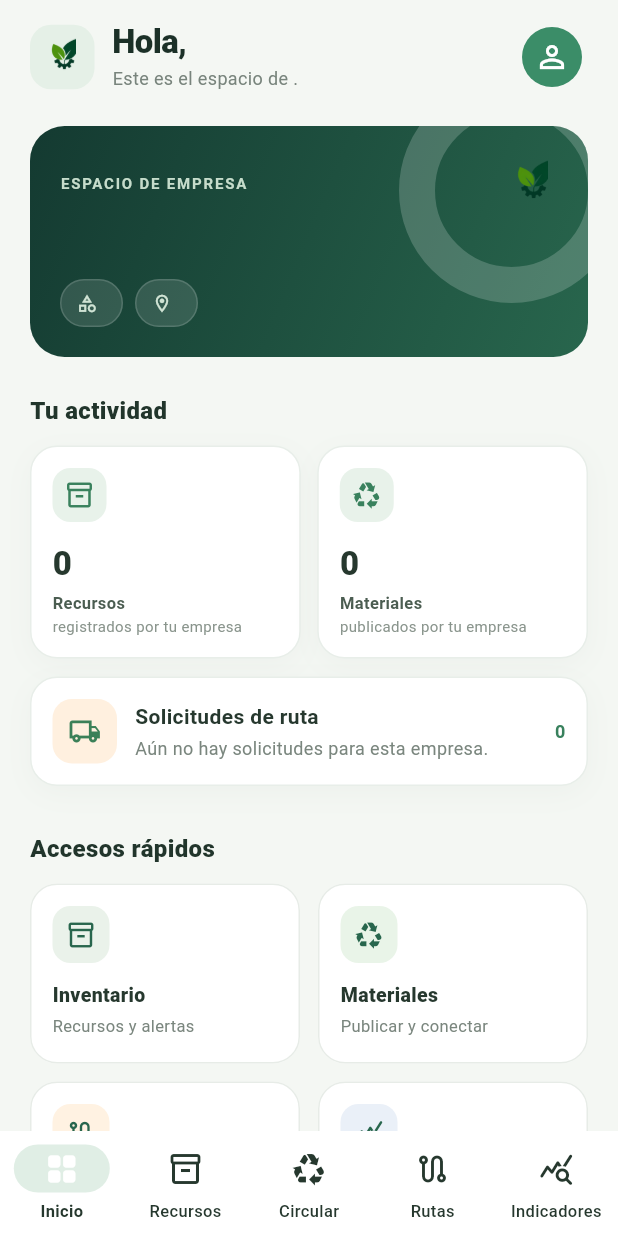
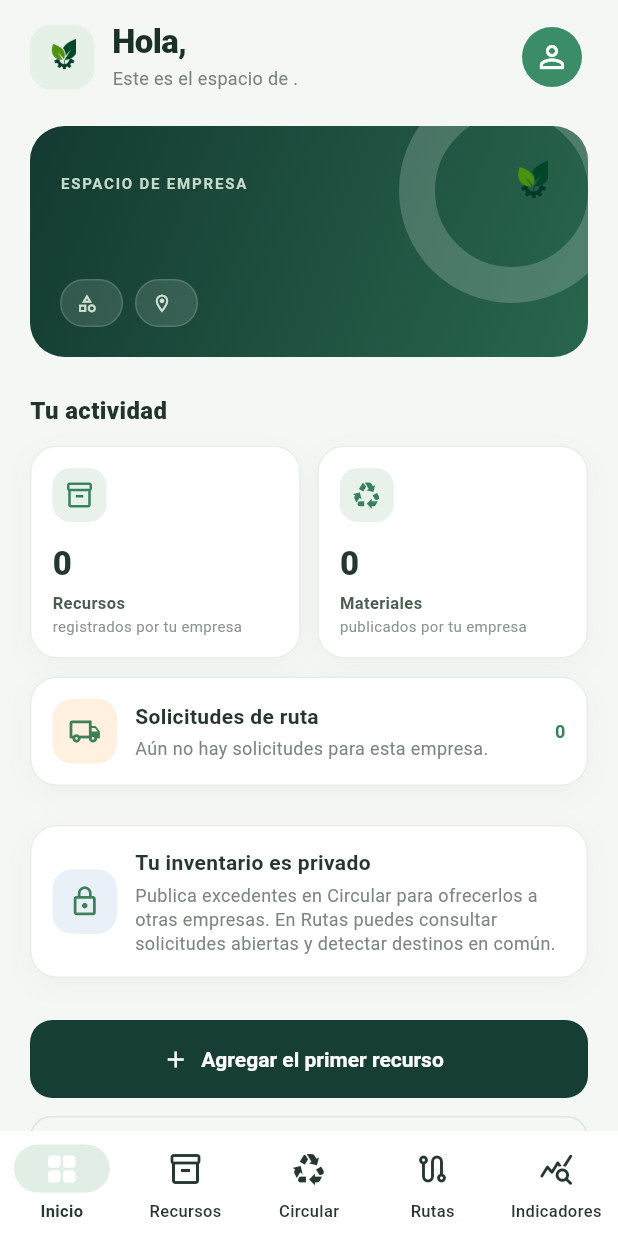
Before and after one commit to jmartinezsys/EcoLogiSmart, a Flutter app: the AppShell screen opened directly with empty values, on a phone screen of 412 x 824 dp. Run offline on Flutter 3.47's test engine with Material 3 defaults, Android fonts, the phone set to English and light mode, and no system bars; our stand-ins replace image_picker, shared_preferences, supabase_flutter; accounts and stored records are empty.

```diff
--- a/eco_logic_smart/lib/features/circular/circular_workspace_screen.dart
+++ b/eco_logic_smart/lib/features/circular/circular_workspace_screen.dart
@@ -3,6 +3,7 @@
 
 import '../../models/company_account.dart';
 import '../../models/operational_records.dart';
+import '../../services/backend_config.dart';
 import '../../services/workspace_repository.dart';
 import '../../shared/components.dart';
 
@@ -233,13 +234,26 @@
     );
     return PageFrame(
       title: 'Economía circular',
-      subtitle: 'Conecta materiales con nuevos usos.',
+      subtitle: 'Comparte excedentes y explora ofertas de otras empresas.',
       action: IconButton.filledTonal(
         tooltip: 'Publicar material',
         onPressed: _saving ? null : _publish,
         icon: const Icon(Icons.add),
       ),
       children: [
+        InfoCard(
+          icon: BackendConfig.isInitialized
+              ? Icons.cloud_done_outlined
+              : Icons.phone_android_outlined,
+          title: BackendConfig.isInitialized
+              ? 'Publicaciones visibles para empresas conectadas'
+              : 'Modo local de demostración',
+          subtitle: BackendConfig.isInitialized
+              ? 'El inventario sigue siendo privado. Solo compartes los materiales que publicas aquí.'
+              : 'Las publicaciones se guardan en este dispositivo. Para compartirlas entre teléfonos, conecta el proyecto a Supabase.',
+          color: const Color(0xFFEAF0F8),
+        ),
+        const SizedBox(height: 16),
         Container(
           padding: const EdgeInsets.all(18),
           decoration: BoxDecoration(
@@ -263,7 +277,7 @@
                     ),
                     SizedBox(height: 4),
                     Text(
-                      'Publica excedentes para que otros negocios puedan aprovecharlos.',
+                      'Solo las publicaciones de este espacio se ofrecen a otros negocios; tu inventario permanece privado.',
                       style: TextStyle(fontSize: 11, color: Color(0xFF597260)),
                     ),
                   ],
@@ -286,7 +300,7 @@
             const SizedBox(width: 12),
             Expanded(
               child: MetricTile(
-                label: 'Coincidencias',
+                label: 'Ofertas externas',
                 value:
                     '${_listings.where((item) => item.companyId != (widget.account.id.isNotEmpty ? widget.account.id : widget.account.email.toLowerCase())).length}',
                 icon: Icons.handshake_outlined,
--- a/eco_logic_smart/lib/features/dashboard/dashboard_screen.dart
+++ b/eco_logic_smart/lib/features/dashboard/dashboard_screen.dart
@@ -252,49 +252,14 @@
               : '$_routeCount',
           color: Color(0xFFFFF0DF),
         ),
-        const SizedBox(height: 20),
-        const SectionTitle('Accesos rápidos'),
-        LayoutBuilder(
-          builder: (context, constraints) {
-            final cardWidth = (constraints.maxWidth - 12) / 2;
-            return Wrap(
-              spacing: 12,
-              runSpacing: 12,
-              children: [
-                _QuickActionCard(
-                  width: cardWidth,
-                  icon: Icons.inventory_2_outlined,
-                  title: 'Inventario',
-                  subtitle: 'Recursos y alertas',
-                  onTap: () => widget.onNavigate(1),
-                ),
-                _QuickActionCard(
-                  width: cardWidth,
-                  icon: Icons.recycling_outlined,
-                  title: 'Materiales',
-                  subtitle: 'Publicar y conectar',
-                  color: const Color(0xFFE9F4E8),
-                  onTap: () => widget.onNavigate(2),
-                ),
-                _QuickActionCard(
-                  width: cardWidth,
-                  icon: Icons.route_outlined,
-                  title: 'Logística',
-                  subtitle: 'Solicitudes y rutas',
-                  color: const Color(0xFFFFF2E2),
-                  onTap: () => widget.onNavigate(3),
-                ),
-                _QuickActionCard(
-                  width: cardWidth,
-                  icon: Icons.query_stats_rounded,
-                  title: 'Indicadores',
-                  subtitle: 'Actividad de tu empresa',
-                  color: const Color(0xFFEAF0F8),
-                  onTap: () => widget.onNavigate(4),
-                ),
-              ],
-            );
-          },
+        const SizedBox(height: 16),
+        const InfoCard(
+          icon: Icons.lock_outline,
+          title: 'Tu inventario es privado',
+          subtitle:
+              'Publica excedentes en Circular para ofrecerlos a otras empresas. '
+              'En Rutas puedes consultar solicitudes abiertas y detectar destinos en común.',
+          color: Color(0xFFEAF0F8),
         ),
         if (!_loadingActivity &&
             _activityError == null &&
@@ -364,72 +329,3 @@
     ),
   );
 }
-
-class _QuickActionCard extends StatelessWidget {
-  const _QuickActionCard({
-    required this.width,
-    required this.icon,
-    required this.title,
-    required this.subtitle,
-    required this.onTap,
-    this.color = const Color(0xFFEAF2EA),
-  });
-
-  final double width;
-  final IconData icon;
-  final String title;
-  final String subtitle;
-  final VoidCallback onTap;
-  final Color color;
-
-  @override
-  Widget build(BuildContext context) => SizedBox(
-    width: width,
-    child: Material(
-      color: Colors.white,
-      borderRadius: BorderRadius.circular(18),
-      child: InkWell(
-        onTap: onTap,
-        borderRadius: BorderRadius.circular(18),
-        child: Container(
-          constraints: const BoxConstraints(minHeight: 120),
-          padding: const EdgeInsets.all(14),
-          decoration: BoxDecoration(
-            borderRadius: BorderRadius.circular(18),
-            border: Border.all(color: const Color(0xFFE7ECE7)),
-          ),
-          child: Column(
-            crossAxisAlignment: CrossAxisAlignment.start,
-            children: [
-              Container(
-                width: 38,
-                height: 38,
-                decoration: BoxDecoration(
-                  color: color,
-                  borderRadius: BorderRadius.circular(12),
-                ),
-                child: Icon(icon, color: const Color(0xFF28664D), size: 20),
-              ),
-              const SizedBox(height: 12),
-              Text(
-                title,
-                style: const TextStyle(
-                  color: Color(0xFF26382E),
-                  fontSize: 13,
-                  fontWeight: FontWeight.w800,
-                ),
-              ),
-              const SizedBox(height: 3),
-              Text(
-                subtitle,
-                maxLines: 1,
-                overflow: TextOverflow.ellipsis,
-                style: const TextStyle(color: Color(0xFF7A867E), fontSize: 11),
-              ),
-            ],
-          ),
-        ),
-      ),
-    ),
-  );
-}
--- a/eco_logic_smart/lib/features/logistics/logistics_workspace_screen.dart
+++ b/eco_logic_smart/lib/features/logistics/logistics_workspace_screen.dart
@@ -2,6 +2,7 @@
 
 import '../../models/company_account.dart';
 import '../../models/operational_records.dart';
+import '../../services/backend_config.dart';
 import '../../services/workspace_repository.dart';
 import '../../shared/components.dart';
 
@@ -165,6 +166,19 @@
         icon: const Icon(Icons.add_road),
       ),
       children: [
+        InfoCard(
+          icon: BackendConfig.isInitialized
+              ? Icons.cloud_done_outlined
+              : Icons.phone_android_outlined,
+          title: BackendConfig.isInitialized
+              ? 'Rutas abiertas compartidas en la red'
+              : 'Rutas en demostración local',
+          subtitle: BackendConfig.isInitialized
+              ? 'Las empresas conectadas pueden ver solicitudes abiertas y buscar destinos en común.'
+              : 'Estas solicitudes solo se comparten en este dispositivo. Para conectarlas entre empresas se necesita configurar Supabase.',
+          color: const Color(0xFFEAF0F8),
+        ),
+        const SizedBox(height: 16),
         Container(
           padding: const EdgeInsets.all(18),
           decoration: BoxDecoration(
@@ -196,7 +210,7 @@
               ),
               const SizedBox(height: 7),
               const Text(
-                'Las empresas pueden identificar destinos en común y coordinar una entrega.',
+                'Las coincidencias señalan destinos repetidos. La coordinación entre empresas se acuerda por fuera de esta solicitud.',
                 style: TextStyle(color: Color(0xFFD0E3D4), fontSize: 12),
               ),
             ],
--- a/eco_logic_smart/lib/services/account_repository.dart
+++ b/eco_logic_smart/lib/services/account_repository.dart
@@ -118,6 +118,17 @@
     if (BackendConfig.isInitialized) await BackendConfig.client.auth.signOut();
   }
 
-  static String get _emailRedirectUri =>
-      kIsWeb ? Uri.base.origin : 'co.ecologismart.app://login-callback';
+  static String get _emailRedirectUri {
+    if (!kIsWeb) return 'co.ecologismart.app://login-callback';
+    final current = Uri.base;
+    final appPath = current.path.endsWith('/')
+        ? current.path
+        : '${current.path}/';
+    return Uri(
+      scheme: current.scheme,
+      host: current.host,
+      port: current.hasPort ? current.port : null,
+      path: appPath,
+    ).toString();
+  }
 }
```
Also changed, not shown: 4 other files.
